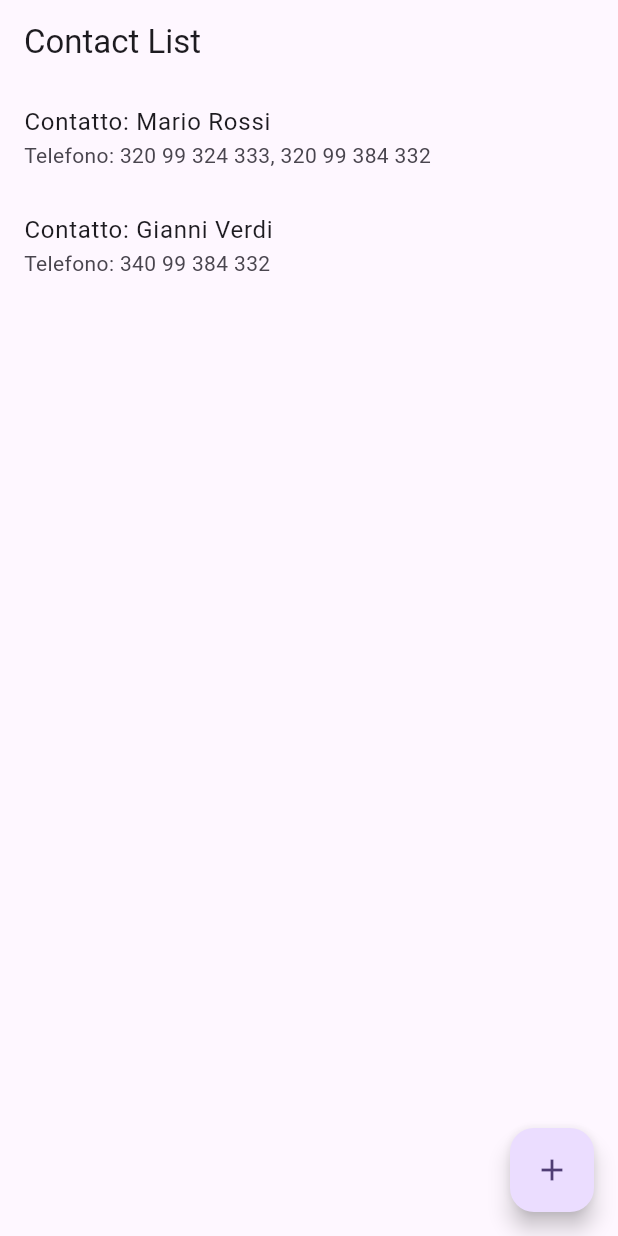
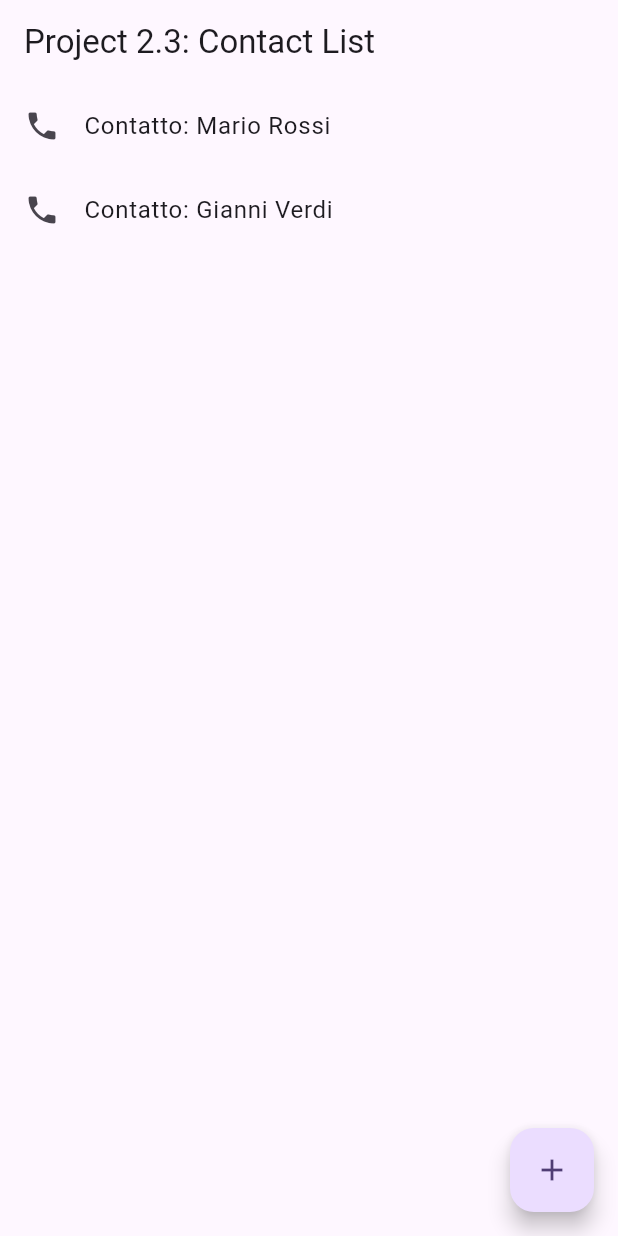
Before and after one commit to CammarataLudovico/flutter_void, a Flutter app: the screen it shows after launch, on a phone screen of 412 x 824 dp. Run offline on Flutter 3.47's test engine with Material 3 defaults, Android fonts, the phone set to English and light mode, and no system bars.

Commit message:
Refactor project structure and enhance functionality: - Update README with project description and core requirements. - Modify pubspec.yaml to include necessary dependencies. - Implement ContactDetail page for displaying contact details and initiating calls. - Create contact_data.dart for managing contact list data. - Update main.dart to improve navigation and UI elements.

```diff
--- /dev/null
+++ b/lib/data/contact_data.dart
@@ -0,0 +1,14 @@
+import "package:contact_list_2_3/Contact.dart";
+
+ final List<Contact> contactsList = [
+    Contact(
+      firstName: "Mario",
+      lastName: "Rossi",
+      phoneNumbersList: ["320 99 324 333", "320 99 384 332"],
+    ),
+    Contact(
+      firstName: "Gianni",
+      lastName: "Verdi",
+      phoneNumbersList: ["340 99 384 332"],
+    ),
+  ];
--- a/lib/main.dart
+++ b/lib/main.dart
@@ -1,12 +1,13 @@
-import 'package:flutter/material.dart';
-import 'package:prova/Contact.dart';
+import "package:contact_list_2_3/Contact_detail.dart";
+import "package:contact_list_2_3/data/contact_data.dart";
+import "package:flutter/material.dart";
 
 void main() {
   runApp(const MyApp());
 }
 
 void _addContact() {
-  // da fare
+
 }
 
 class MyApp extends StatelessWidget {
@@ -15,42 +16,44 @@ class MyApp extends StatelessWidget {
   @override
   Widget build(BuildContext context) {
     return MaterialApp(
-      title: 'Contact List',
+      title: "Project 2.3: Contact List",
       theme: ThemeData(
         colorScheme: ColorScheme.fromSeed(seedColor: Colors.deepPurple),
       ),
-      home: ContactListPage(),
+      home: const ContactListPage(),
     );
   }
 }
 
 class ContactListPage extends StatelessWidget {
-  ContactListPage({super.key});
-
-  final List<Contact> contactsList = [
-    Contact(firstName: "Mario", lastName: "Rossi", phoneNumbersList: ["320 99 324 333", "320 99 384 332"]),
-    Contact(firstName: "Gianni", lastName: "Verdi", phoneNumbersList: ["340 99 384 332"]),
-  ];
+  const ContactListPage({super.key});
 
   @override
   Widget build(BuildContext context) {
-
     return Scaffold(
       appBar: AppBar(
-        title: const Text('Contact List'),
+        title: const Text("Project 2.3: Contact List"),
       ),
       body: ListView(
         children: contactsList.map((contact) {
           return ListTile(
-            title: Text('Contatto: ${contact.firstName} ${contact.lastName}'),
-            subtitle: Text('Telefono: ${contact.phoneNumbersList.join(', ')}'),
+            leading: const Icon(Icons.phone),
+            title: Text("Contatto: ${contact.firstName} ${contact.lastName}"),
+            onTap: () async {
+              await Navigator.push(
+                context,
+                MaterialPageRoute(
+                  builder: (context) => ContactDetail(contact: contact),
+                ),
+              );
+            },
           );
         }).toList(),
       ),
-      floatingActionButton: FloatingActionButton(
+      floatingActionButton: const FloatingActionButton(
         onPressed: _addContact,
-        tooltip: 'add contact',
-        child: const Icon(Icons.add),
+        tooltip: "add contact",
+        child: Icon(Icons.add),
       ),
     );
   }
```
Also changed, not shown: analysis_options.yaml (+4 -25 lines), lib/Contact_detail.dart (added, +61 -0 lines), pubspec.yaml (+5 -2 lines), 1 other file.
